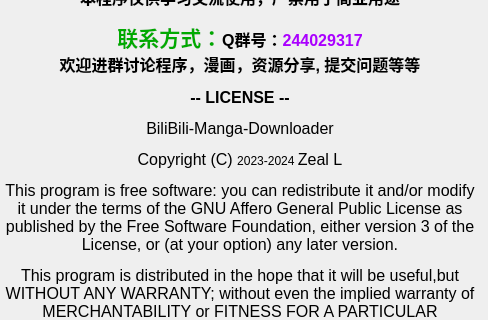
First picture: the form in src/ui/PySide_src/myAbout.ui, repository Zeal-L/BiliBili-Manga-Downloader, before the edit; both pictures show x 333 to 821 and y 147 to 467 of the 821 by 610 pixel window.
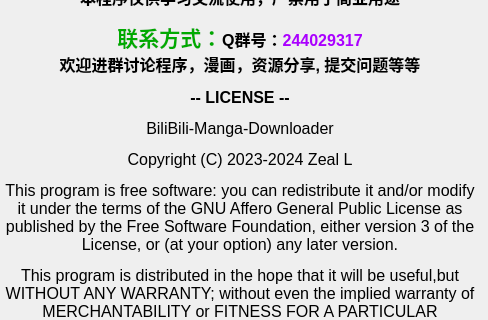
Second picture: the form after the edit. Icons and pictures are not drawn.

Commit message: 🎨 修复关于里面的typo

Diff of the .ui file:
```diff
--- a/src/ui/PySide_src/myAbout.ui
+++ b/src/ui/PySide_src/myAbout.ui
@@ -33,7 +33,7 @@
      <item>
       <widget class="QLabel" name="outline">
        <property name="text">
-        <string>&lt;html&gt;&lt;head/&gt;&lt;body&gt;&lt;p align=&quot;center&quot;&gt;&lt;span style=&quot; font-size:16pt; font-weight:700; color:#00aaff;&quot;&gt;哔哩哔哩&lt;/span&gt;&lt;span style=&quot; font-size:16pt; font-weight:700;&quot;&gt;漫画下载器 &lt;/span&gt;&lt;span style=&quot; font-size:16pt; font-weight:700; color:#aa00ff;&quot;&gt;v1.5.1&lt;/span&gt;&lt;/p&gt;&lt;p align=&quot;center&quot;&gt;&lt;span style=&quot; font-size:14pt; font-weight:700;&quot;&gt;作者：Zeal-L&lt;/span&gt;&lt;/p&gt;&lt;p align=&quot;center&quot;&gt;&lt;span style=&quot; font-size:12pt; font-weight:700;&quot;&gt;项目地址：&lt;/span&gt;&lt;a href=&quot;https://github.com/Zeal-L/BiliBili-Manga-Downloader&quot;&gt;&lt;span style=&quot; font-size:12pt; text-decoration: underline; color:#0000ff;&quot;&gt;https://github.com/Zeal-L/BiliBili-Manga-Downloader&lt;/span&gt;&lt;/a&gt;&lt;/p&gt;&lt;p align=&quot;center&quot;&gt;&lt;span style=&quot; font-size:12pt; font-weight:700;&quot;&gt;本程序仅供学习交流使用，严禁用于商业用途&lt;/span&gt;&lt;/p&gt;&lt;p align=&quot;center&quot;&gt;&lt;span style=&quot; font-size:16pt; font-weight:700; color:#00aa00;&quot;&gt;联系方式：&lt;/span&gt;&lt;span style=&quot; font-size:12pt; font-weight:700;&quot;&gt;Q群号：&lt;/span&gt;&lt;span style=&quot; font-size:12pt; font-weight:700; color:#aa00ff;&quot;&gt;244029317&lt;/span&gt;&lt;span style=&quot; font-size:12pt; font-weight:700;&quot;&gt;&lt;br/&gt;欢迎进群讨论程序，漫画，资源分享, 提交问题等等&lt;/span&gt;&lt;/p&gt;&lt;p align=&quot;center&quot;&gt;&lt;span style=&quot; font-family:'HYWenHei-85W'; font-size:12pt; font-weight:700;&quot;&gt;-- LICENSE --&lt;/span&gt;&lt;/p&gt;&lt;p align=&quot;center&quot;&gt;&lt;span style=&quot; font-family:'HYWenHei-85W'; font-size:12pt;&quot;&gt;BiliBili-Manga-Downloader&lt;/span&gt;&lt;/p&gt;&lt;p align=&quot;center&quot;&gt;&lt;span style=&quot; font-family:'HYWenHei-85W'; font-size:12pt;&quot;&gt;Copyright (C) &lt;/span&gt;2023-2024 &lt;span style=&quot; font-family:'HYWenHei-85W'; font-size:12pt;&quot;&gt;Zeal L&lt;/span&gt;&lt;/p&gt;&lt;p align=&quot;center&quot;&gt;&lt;span style=&quot; font-family:'HYWenHei-85W'; font-size:12pt;&quot;&gt;This program is free software: you can redistribute it and/or modify it under the terms of the GNU Affero General Public License as published by the Free Software Foundation, either version 3 of the License, or (at your option) any later version.&lt;/span&gt;&lt;/p&gt;&lt;p align=&quot;center&quot;&gt;&lt;span style=&quot; font-family:'HYWenHei-85W'; font-size:12pt;&quot;&gt;This program is distributed in the hope that it will be useful,but WITHOUT ANY WARRANTY; without even the implied warranty of MERCHANTABILITY or FITNESS FOR A PARTICULAR PURPOSE. See the GNU Affero General Public License for more details.&lt;/span&gt;&lt;/p&gt;&lt;p align=&quot;center&quot;&gt;&lt;span style=&quot; font-family:'HYWenHei-85W'; font-size:12pt;&quot;&gt;You should have received a copy of the GNU Affero General Public License along with this program. If not, see &lt;/span&gt;&lt;a href=&quot;https://www.gnu.org/licenses&quot;&gt;&lt;span style=&quot; font-size:12pt; text-decoration: underline; color:#0000ff;&quot;&gt;https://www.gnu.org/licenses&lt;/span&gt;&lt;/a&gt;&lt;span style=&quot; font-family:'HYWenHei-85W'; font-size:12pt;&quot;&gt;.&lt;/span&gt;&lt;/p&gt;&lt;p&gt;&lt;br/&gt;&lt;/p&gt;&lt;/body&gt;&lt;/html&gt;</string>
+        <string>&lt;html&gt;&lt;head/&gt;&lt;body&gt;&lt;p align=&quot;center&quot;&gt;&lt;span style=&quot; font-size:16pt; font-weight:700; color:#00aaff;&quot;&gt;哔哩哔哩&lt;/span&gt;&lt;span style=&quot; font-size:16pt; font-weight:700;&quot;&gt;漫画下载器 &lt;/span&gt;&lt;span style=&quot; font-size:16pt; font-weight:700; color:#aa00ff;&quot;&gt;v1.5.1&lt;/span&gt;&lt;/p&gt;&lt;p align=&quot;center&quot;&gt;&lt;span style=&quot; font-size:14pt; font-weight:700;&quot;&gt;作者：Zeal-L&lt;/span&gt;&lt;/p&gt;&lt;p align=&quot;center&quot;&gt;&lt;span style=&quot; font-size:12pt; font-weight:700;&quot;&gt;项目地址：&lt;/span&gt;&lt;a href=&quot;https://github.com/Zeal-L/BiliBili-Manga-Downloader&quot;&gt;&lt;span style=&quot; font-size:12pt; text-decoration: underline; color:#0000ff;&quot;&gt;https://github.com/Zeal-L/BiliBili-Manga-Downloader&lt;/span&gt;&lt;/a&gt;&lt;/p&gt;&lt;p align=&quot;center&quot;&gt;&lt;span style=&quot; font-size:12pt; font-weight:700;&quot;&gt;本程序仅供学习交流使用，严禁用于商业用途&lt;/span&gt;&lt;/p&gt;&lt;p align=&quot;center&quot;&gt;&lt;span style=&quot; font-size:16pt; font-weight:700; color:#00aa00;&quot;&gt;联系方式：&lt;/span&gt;&lt;span style=&quot; font-size:12pt; font-weight:700;&quot;&gt;Q群号：&lt;/span&gt;&lt;span style=&quot; font-size:12pt; font-weight:700; color:#aa00ff;&quot;&gt;244029317&lt;/span&gt;&lt;span style=&quot; font-size:12pt; font-weight:700;&quot;&gt;&lt;br/&gt;欢迎进群讨论程序，漫画，资源分享, 提交问题等等&lt;/span&gt;&lt;/p&gt;&lt;p align=&quot;center&quot;&gt;&lt;span style=&quot; font-family:'HYWenHei-85W'; font-size:12pt; font-weight:700;&quot;&gt;-- LICENSE --&lt;/span&gt;&lt;/p&gt;&lt;p align=&quot;center&quot;&gt;&lt;span style=&quot; font-family:'HYWenHei-85W'; font-size:12pt;&quot;&gt;BiliBili-Manga-Downloader&lt;/span&gt;&lt;/p&gt;&lt;p align=&quot;center&quot;&gt;&lt;span style=&quot; font-family:'HYWenHei-85W'; font-size:12pt;&quot;&gt;Copyright (C) 2023-2024 Zeal L&lt;/span&gt;&lt;/p&gt;&lt;p align=&quot;center&quot;&gt;&lt;span style=&quot; font-family:'HYWenHei-85W'; font-size:12pt;&quot;&gt;This program is free software: you can redistribute it and/or modify it under the terms of the GNU Affero General Public License as published by the Free Software Foundation, either version 3 of the License, or (at your option) any later version.&lt;/span&gt;&lt;/p&gt;&lt;p align=&quot;center&quot;&gt;&lt;span style=&quot; font-family:'HYWenHei-85W'; font-size:12pt;&quot;&gt;This program is distributed in the hope that it will be useful,but WITHOUT ANY WARRANTY; without even the implied warranty of MERCHANTABILITY or FITNESS FOR A PARTICULAR PURPOSE. See the GNU Affero General Public License for more details.&lt;/span&gt;&lt;/p&gt;&lt;p align=&quot;center&quot;&gt;&lt;span style=&quot; font-family:'HYWenHei-85W'; font-size:12pt;&quot;&gt;You should have received a copy of the GNU Affero General Public License along with this program. If not, see &lt;/span&gt;&lt;a href=&quot;https://www.gnu.org/licenses&quot;&gt;&lt;span style=&quot; font-size:12pt; text-decoration: underline; color:#0000ff;&quot;&gt;https://www.gnu.org/licenses&lt;/span&gt;&lt;/a&gt;&lt;span style=&quot; font-family:'HYWenHei-85W'; font-size:12pt;&quot;&gt;.&lt;/span&gt;&lt;/p&gt;&lt;p&gt;&lt;br/&gt;&lt;/p&gt;&lt;/body&gt;&lt;/html&gt;</string>
        </property>
        <property name="wordWrap">
         <bool>true</bool>
```
The commit also changes 2 other files.
